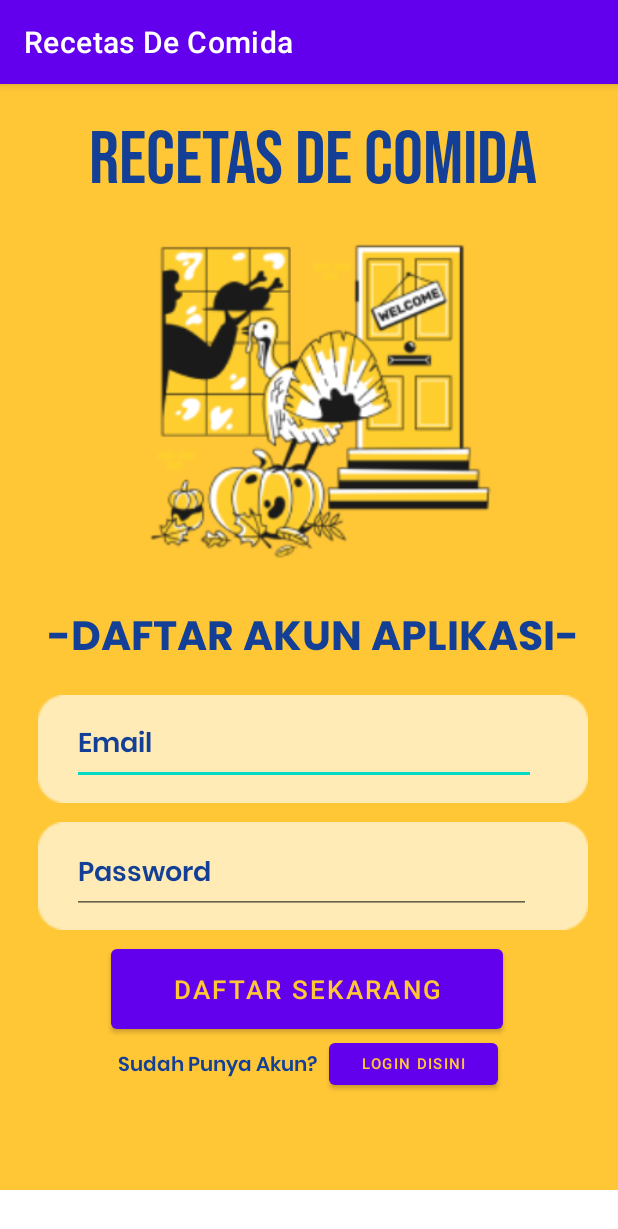
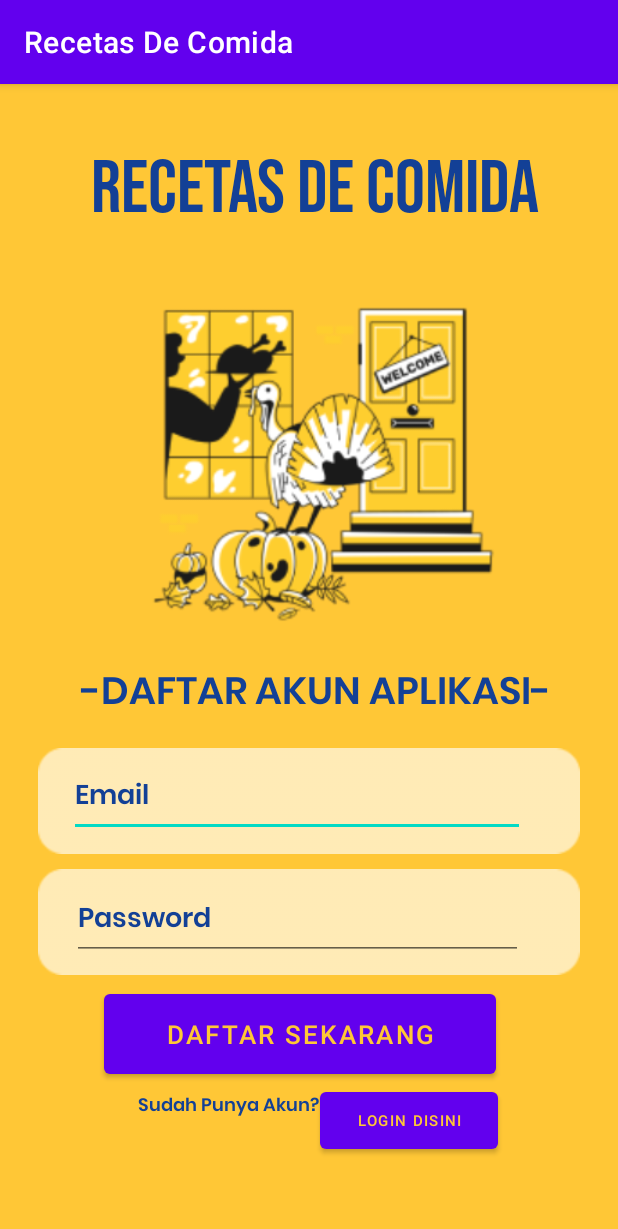
Before and after one commit to katonjr/RecetasDeComidakelompok5, an Android app: the signup screen opened directly, with no data from a screen before it, on a phone screen of 412 x 824 dp. Shown: the top 1229 px of the screen. Run offline under Robolectric (Android 15) with nearby library versions, the phone set to English and light mode, and no system bars; Roboto replaces fonts that are not available here.

Commit message:
edit halaman xml sign up

```diff
--- a/app/build.gradle
+++ b/app/build.gradle
@@ -1,6 +1,7 @@
 plugins {
     id 'com.android.application'
     id 'org.jetbrains.kotlin.android'
+    id 'com.google.gms.google-services'
 }
 
 android {
@@ -39,6 +40,7 @@ dependencies {
     implementation 'androidx.appcompat:appcompat:1.6.1'
     implementation 'com.google.android.material:material:1.10.0'
     implementation 'androidx.constraintlayout:constraintlayout:2.1.4'
+    implementation 'com.google.firebase:firebase-auth-ktx:21.0.3'
     testImplementation 'junit:junit:4.13.2'
     androidTestImplementation 'androidx.test.ext:junit:1.1.5'
     androidTestImplementation 'androidx.test.espresso:espresso-core:3.5.1'
--- a/app/src/main/java/com/example/recetasdecomida/login.kt
+++ b/app/src/main/java/com/example/recetasdecomida/login.kt
@@ -12,8 +12,10 @@ class login : AppCompatActivity() {
         setContentView(R.layout.activity_login)
 
         var signin: Button=findViewById(R.id.buttonkesignup)
-        signin.setOnClickListener({val intent = Intent(this, signup::class.java)
-            startActivity(intent)})
+        signin.setOnClickListener {
+            val intent = Intent(this, signup::class.java)
+            startActivity(intent)
+        }
 
     }
 }
--- a/app/src/main/java/com/example/recetasdecomida/signup.kt
+++ b/app/src/main/java/com/example/recetasdecomida/signup.kt
@@ -4,11 +4,15 @@ import android.content.Intent
 import androidx.appcompat.app.AppCompatActivity
 import android.os.Bundle
 import android.widget.Button
+import android.widget.EditText
 
 class signup : AppCompatActivity() {
+    lateinit var editEmail: EditText
+
     override fun onCreate(savedInstanceState: Bundle?) {
         super.onCreate(savedInstanceState)
         setContentView(R.layout.activity_signup)
+
 
         var loginn: Button =findViewById(R.id.buttonkelogin)
         loginn.setOnClickListener({val intent = Intent(this, login::class.java)
--- a/app/src/main/res/layout/activity_login.xml
+++ b/app/src/main/res/layout/activity_login.xml
@@ -14,10 +14,10 @@
         android:background="#FFC736"
         android:clipToOutline="true"
         app:layout_constraintBottom_toBottomOf="parent"
+        app:layout_constraintStart_toStartOf="parent"
         app:layout_constraintTop_toTopOf="parent"
         app:layout_constraintVertical_bias="0.0"
-        tools:ignore="MissingConstraints"
-        tools:layout_editor_absoluteX="0dp">
+        tools:ignore="MissingConstraints">
 
 
         <TextView
@@ -27,7 +27,7 @@
             android:layout_alignParentTop="true"
             android:layout_centerHorizontal="true"
             android:layout_marginStart="30dp"
-            android:layout_marginTop="15dp"
+            android:layout_marginTop="10dp"
             android:layout_marginEnd="30dp"
             android:layout_marginBottom="30dp"
             android:fontFamily="@font/bebas_neue"
@@ -115,8 +115,7 @@ Tenang, Kami Ada Solusinya."
             android:inputType="textEmailAddress"
             android:textColor="#134096"
             android:textColorHighlight="#134096"
-            android:textColorHint="#134096"
-            />
+            android:textColorHint="#134096" />
 
         <ImageView
             android:id="@+id/imageView2"
@@ -169,8 +168,8 @@ Tenang, Kami Ada Solusinya."
             android:layout_marginEnd="82dp"
             android:layout_marginBottom="101dp"
             android:text="Login Sekarang"
+            android:textColor="#FFC736"
             android:textSize="17dp"
-            android:textColor="#FFC736"
             app:iconTint="#134096"
             app:rippleColor="#134096"
             app:strokeColor="#134096"
@@ -187,14 +186,14 @@ Tenang, Kami Ada Solusinya."
             android:layout_marginStart="219dp"
             android:layout_marginEnd="85dp"
             android:layout_marginBottom="64dp"
+            android:onClick="pindahkesignup"
             android:text="Daftar Disini"
             android:textColor="#FFC736"
             android:textSize="10dp"
             app:iconTint="#134096"
             app:rippleColor="#134096"
             app:strokeColor="#134096"
-            tools:ignore="TextSizeCheck"
-            android:onClick="pindahkesignup"/>
+            tools:ignore="TextSizeCheck" />
 
 
     </RelativeLayout>
--- a/app/src/main/res/layout/activity_signup.xml
+++ b/app/src/main/res/layout/activity_signup.xml
@@ -8,26 +8,30 @@
 
     <RelativeLayout
         android:id="@+id/halaman_awa"
-        android:layout_width="417dp"
-        android:layout_height="737dp"
+        android:layout_width="match_parent"
+        android:layout_height="match_parent"
         android:background="#FFC736"
         android:clipToOutline="true"
-        tools:ignore="MissingConstraints" >
+        app:layout_constraintBottom_toBottomOf="parent"
+        app:layout_constraintEnd_toEndOf="parent"
+        app:layout_constraintStart_toStartOf="parent"
+        app:layout_constraintTop_toTopOf="parent"
+        tools:ignore="MissingConstraints">
 
         <TextView
             android:id="@+id/recetasdecomida"
-            android:layout_width="352dp"
-            android:layout_height="wrap_content"
+            android:layout_width="wrap_content"
+            android:layout_height="72dp"
             android:layout_alignParentStart="true"
+            android:layout_alignParentTop="true"
             android:layout_alignParentEnd="true"
             android:layout_alignParentBottom="true"
-            android:layout_marginStart="30dp"
-            android:layout_marginEnd="30dp"
-            android:layout_marginBottom="656dp"
-            android:layout_marginTop="15dp"
+            android:layout_marginStart="34dp"
+            android:layout_marginTop="16dp"
+            android:layout_marginEnd="25dp"
+            android:layout_marginBottom="643dp"
             android:fontFamily="@font/bebas_neue"
-            android:gravity="center_horizontal|center_vertical"
-            android:lineSpacingExtra="-21sp"
+            android:gravity="center"
             android:text="Recetas De Comida"
             android:textColor="#134096"
             android:textSize="50dp" />
@@ -39,26 +43,27 @@
             android:layout_alignParentStart="true"
             android:layout_alignParentEnd="true"
             android:layout_alignParentBottom="true"
-            android:layout_marginStart="51dp"
-            android:layout_marginEnd="51dp"
-            android:layout_marginBottom="413dp"
+            android:layout_marginStart="55dp"
+            android:layout_marginEnd="46dp"
+            android:layout_marginBottom="402dp"
             app:srcCompat="@drawable/gambarsignup" />
 
         <TextView
             android:id="@+id/textView"
-            android:layout_width="349dp"
-            android:layout_height="55dp"
+            android:layout_width="350dp"
+            android:layout_height="57dp"
             android:layout_alignParentStart="true"
             android:layout_alignParentEnd="true"
             android:layout_alignParentBottom="true"
-            android:layout_marginStart="24dp"
-            android:layout_marginEnd="24dp"
-            android:layout_marginBottom="335dp"
-            android:fontFamily="@font/poppins_bold"
+            android:layout_marginStart="23dp"
+            android:layout_marginEnd="14dp"
+            android:layout_marginBottom="332dp"
+            android:fontFamily="@font/poppins_semibold"
+            android:gravity="center"
             android:text="-DAFTAR AKUN APLIKASI-"
             android:textAlignment="center"
             android:textColor="#134096"
-            android:textSize="27dp" />
+            android:textSize="25dp" />
 
         <ImageView
             android:id="@+id/imageView"
@@ -69,7 +74,7 @@
             android:layout_alignParentBottom="true"
             android:layout_marginStart="25dp"
             android:layout_marginEnd="25dp"
-            android:layout_marginBottom="257dp"
+            android:layout_marginBottom="253dp"
             app:srcCompat="@drawable/kotakputih" />
 
         <ImageView
@@ -83,55 +88,59 @@
             android:layout_marginEnd="25dp"
             android:layout_marginBottom="171dp"
             app:srcCompat="@drawable/kotakputih" />
+
         <Button
             android:id="@+id/buttonsignup"
             android:layout_width="261dp"
             android:layout_height="65dp"
+            android:layout_alignParentStart="true"
             android:layout_alignParentEnd="true"
             android:layout_alignParentBottom="true"
-            android:layout_marginEnd="82dp"
-            android:layout_marginBottom="101dp"
+            android:layout_marginStart="69dp"
+            android:layout_marginEnd="81dp"
+            android:layout_marginBottom="102dp"
             android:text="Daftar Sekarang"
+            android:textColor="#FFC736"
             android:textSize="17dp"
-            android:textColor="#FFC736"
             app:iconTint="#134096"
             app:rippleColor="#134096"
             app:strokeColor="#134096" />
 
         <Button
             android:id="@+id/buttonkelogin"
-            android:layout_width="113dp"
-            android:layout_height="40dp"
+            android:layout_width="100dp"
+            android:layout_height="50dp"
             android:layout_alignParentStart="true"
             android:layout_alignParentEnd="true"
             android:layout_alignParentBottom="true"
-            android:layout_marginStart="219dp"
-            android:layout_marginEnd="85dp"
-            android:layout_marginBottom="64dp"
+            android:layout_marginStart="213dp"
+            android:layout_marginEnd="80dp"
+            android:layout_marginBottom="52dp"
+            android:onClick="pindahkelogin"
             android:text="Login Disini"
             android:textColor="#FFC736"
             android:textSize="10dp"
             app:iconTint="#134096"
             app:rippleColor="#134096"
             app:strokeColor="#134096"
-            tools:ignore="TextSizeCheck"
-            android:onClick="pindahkelogin"/>
+            tools:ignore="TextSizeCheck" />
 
         <TextView
             android:id="@+id/textView3"
-            android:layout_width="150dp"
-            android:layout_height="wrap_content"
+            android:layout_width="wrap_content"
+            android:layout_height="37dp"
             android:layout_alignParentStart="true"
             android:layout_alignParentEnd="true"
             android:layout_alignParentBottom="true"
-            android:layout_marginStart="70dp"
-            android:layout_marginEnd="197dp"
-            android:layout_marginBottom="71dp"
+            android:layout_marginStart="58dp"
+            android:layout_marginEnd="166dp"
+            android:layout_marginBottom="67dp"
             android:fontFamily="@font/poppins_semibold"
+            android:gravity="center"
             android:text=" Sudah Punya Akun? "
             android:textAlignment="center"
             android:textColor="#134096"
-            android:textSize="13dp"
+            android:textSize="12dp"
             tools:ignore="TextSizeCheck" />
 
         <EditText
@@ -141,17 +150,16 @@
             android:layout_alignParentStart="true"
             android:layout_alignParentEnd="true"
             android:layout_alignParentBottom="true"
-            android:layout_marginStart="48dp"
-            android:layout_marginEnd="60dp"
-            android:layout_marginBottom="270dp"
+            android:layout_marginStart="46dp"
+            android:layout_marginEnd="62dp"
+            android:layout_marginBottom="266dp"
             android:ems="10"
             android:fontFamily="@font/poppins_semibold"
             android:hint="Email"
             android:inputType="textEmailAddress"
             android:textColor="#134096"
             android:textColorHighlight="#134096"
-            android:textColorHint="#134096"
-            />
+            android:textColorHint="#134096" />
 
         <EditText
             android:id="@+id/passwordsignup"
@@ -169,8 +177,7 @@
             android:inputType="textPassword"
             android:textColor="#134096"
             android:textColorHighlight="#134096"
-            android:textColorHint="#134096"
-            />
+            android:textColorHint="#134096" />
 
 
     </RelativeLayout>
--- a/build.gradle
+++ b/build.gradle
@@ -1,4 +1,8 @@
-// Top-level build file where you can add configuration options common to all sub-projects/modules.
+buildscript {
+    dependencies {
+        classpath 'com.google.gms:google-services:4.3.10'
+    }
+}// Top-level build file where you can add configuration options common to all sub-projects/modules.
 plugins {
     id 'com.android.application' version '7.4.0' apply false
     id 'com.android.library' version '7.4.0' apply false
```
